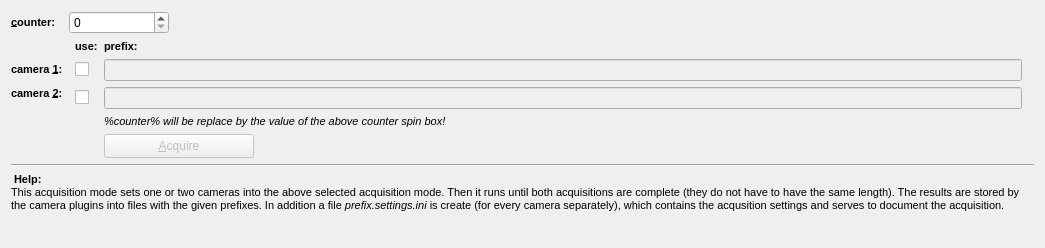
Old version of the form plugins/spimb040/qfespimb040acquisitionconfigwidget.ui in the repository jkriege2/QuickFit3.
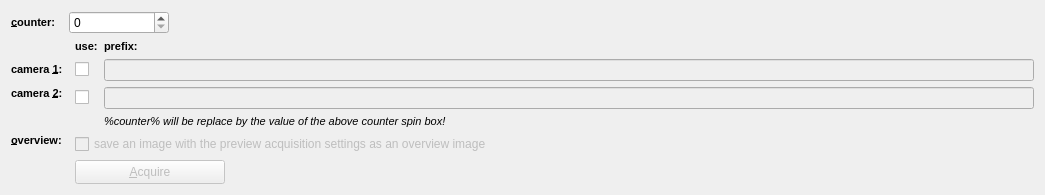
New version of the form. Icons and pictures are not drawn.

Commit message: QuickFit3/B040: improved online help, added "save overview" option to image acquisitions

What changed in the file:
```diff
--- a/plugins/spimb040/qfespimb040acquisitionconfigwidget.ui
+++ b/plugins/spimb040/qfespimb040acquisitionconfigwidget.ui
@@ -7,7 +7,7 @@
     <x>0</x>
     <y>0</y>
     <width>1045</width>
-    <height>237</height>
+    <height>181</height>
    </rect>
   </property>
   <property name="windowTitle">
@@ -72,71 +72,6 @@
      </property>
     </widget>
    </item>
-   <item row="5" column="3">
-    <widget class="QPushButton" name="btnAcquire">
-     <property name="enabled">
-      <bool>false</bool>
-     </property>
-     <property name="minimumSize">
-      <size>
-       <width>0</width>
-       <height>24</height>
-      </size>
-     </property>
-     <property name="maximumSize">
-      <size>
-       <width>150</width>
-       <height>16777215</height>
-      </size>
-     </property>
-     <property name="text">
-      <string>&amp;Acquire</string>
-     </property>
-     <property name="icon">
-      <iconset resource="spimb040.qrc">
-       <normaloff>:/spimb040/acquisitionsingle.png</normaloff>:/spimb040/acquisitionsingle.png</iconset>
-     </property>
-    </widget>
-   </item>
-   <item row="6" column="0" colspan="6">
-    <widget class="Line" name="line">
-     <property name="orientation">
-      <enum>Qt::Horizontal</enum>
-     </property>
-    </widget>
-   </item>
-   <item row="7" column="0" colspan="4">
-    <widget class="QLabel" name="label">
-     <property name="sizePolicy">
-      <sizepolicy hsizetype="Preferred" vsizetype="MinimumExpanding">
-       <horstretch>0</horstretch>
-       <verstretch>0</verstretch>
-      </sizepolicy>
-     </property>
-     <property name="minimumSize">
-      <size>
-       <width>0</width>
-       <height>64</height>
-      </size>
-     </property>
-     <property name="text">
-      <string>&lt;!DOCTYPE HTML PUBLIC &quot;-//W3C//DTD HTML 4.0//EN&quot; &quot;http://www.w3.org/TR/REC-html40/strict.dtd&quot;&gt;
-&lt;html&gt;&lt;head&gt;&lt;meta name=&quot;qrichtext&quot; content=&quot;1&quot; /&gt;&lt;style type=&quot;text/css&quot;&gt;
-p, li { white-space: pre-wrap; }
-&lt;/style&gt;&lt;/head&gt;&lt;body style=&quot; font-family:'MS Shell Dlg 2'; font-size:8.25pt; font-weight:400; font-style:normal;&quot;&gt;
-&lt;p style=&quot; margin-top:0px; margin-bottom:0px; margin-left:0px; margin-right:0px; -qt-block-indent:0; text-indent:0px;&quot;&gt;&lt;img src=&quot;:/lib/help.png&quot; /&gt;&lt;span style=&quot; font-size:8pt;&quot;&gt; &lt;/span&gt;&lt;span style=&quot; font-size:8pt; font-weight:600;&quot;&gt;Help:&lt;/span&gt;&lt;span style=&quot; font-size:8pt;&quot;&gt;&lt;br /&gt;This acquisition mode sets one or two cameras into the above selected acquisition mode. Then it runs until both acquisitions are complete (they do not have to have the same length). The results are stored by the camera plugins into files with the given prefixes. In addition a file &lt;/span&gt;&lt;span style=&quot; font-size:8pt; font-style:italic;&quot;&gt;prefix.settings.ini&lt;/span&gt;&lt;span style=&quot; font-size:8pt;&quot;&gt; is create (for every camera separately), which contains the acqusition settings and serves to document the acquisition.&lt;/span&gt;&lt;/p&gt;&lt;/body&gt;&lt;/html&gt;</string>
-     </property>
-     <property name="alignment">
-      <set>Qt::AlignLeading|Qt::AlignLeft|Qt::AlignTop</set>
-     </property>
-     <property name="wordWrap">
-      <bool>true</bool>
-     </property>
-     <property name="textInteractionFlags">
-      <set>Qt::LinksAccessibleByMouse|Qt::TextSelectableByKeyboard|Qt::TextSelectableByMouse</set>
-     </property>
-    </widget>
-   </item>
    <item row="3" column="2">
     <widget class="QCheckBox" name="chkUse2">
      <property name="text">
@@ -198,6 +133,59 @@
      </property>
     </widget>
    </item>
+   <item row="5" column="0">
+    <widget class="QLabel" name="label_8">
+     <property name="text">
+      <string>&lt;!DOCTYPE HTML PUBLIC &quot;-//W3C//DTD HTML 4.0//EN&quot; &quot;http://www.w3.org/TR/REC-html40/strict.dtd&quot;&gt;
+&lt;html&gt;&lt;head&gt;&lt;meta name=&quot;qrichtext&quot; content=&quot;1&quot; /&gt;&lt;style type=&quot;text/css&quot;&gt;
+p, li { white-space: pre-wrap; }
+&lt;/style&gt;&lt;/head&gt;&lt;body style=&quot; font-family:'MS Shell Dlg 2'; font-size:8.25pt; font-weight:400; font-style:normal;&quot;&gt;
+&lt;p style=&quot; margin-top:0px; margin-bottom:0px; margin-left:0px; margin-right:0px; -qt-block-indent:0; text-indent:0px;&quot;&gt;&lt;span style=&quot; font-size:8pt; font-weight:600;&quot;&gt;&amp;amp;overview:&lt;/span&gt;&lt;/p&gt;&lt;/body&gt;&lt;/html&gt;</string>
+     </property>
+     <property name="alignment">
+      <set>Qt::AlignLeading|Qt::AlignLeft|Qt::AlignTop</set>
+     </property>
+     <property name="buddy">
+      <cstring>chkOverview</cstring>
+     </property>
+    </widget>
+   </item>
+   <item row="6" column="2" colspan="2">
+    <widget class="QPushButton" name="btnAcquire">
+     <property name="enabled">
+      <bool>false</bool>
+     </property>
+     <property name="minimumSize">
+      <size>
+       <width>0</width>
+       <height>24</height>
+      </size>
+     </property>
+     <property name="maximumSize">
+      <size>
+       <width>150</width>
+       <height>16777215</height>
+      </size>
+     </property>
+     <property name="text">
+      <string>&amp;Acquire</string>
+     </property>
+     <property name="icon">
+      <iconset resource="spimb040.qrc">
+       <normaloff>:/spimb040/acquisitionsingle.png</normaloff>:/spimb040/acquisitionsingle.png</iconset>
+     </property>
+    </widget>
+   </item>
+   <item row="5" column="2" colspan="2">
+    <widget class="QCheckBox" name="chkOverview">
+     <property name="enabled">
+      <bool>false</bool>
+     </property>
+     <property name="text">
+      <string>save an image with the preview acquisition settings as an overview image</string>
+     </property>
+    </widget>
+   </item>
   </layout>
  </widget>
  <tabstops>
```
Left out of the diff: 1 changed line with no effect on the pictures. The commit also changes 18 other files.
